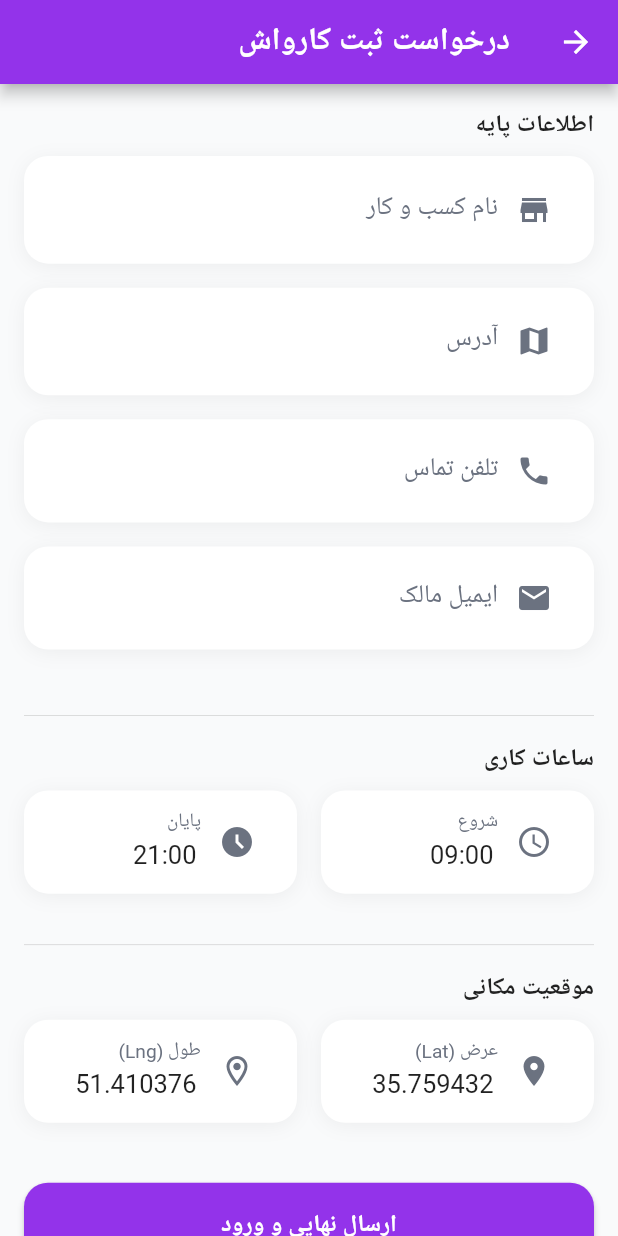
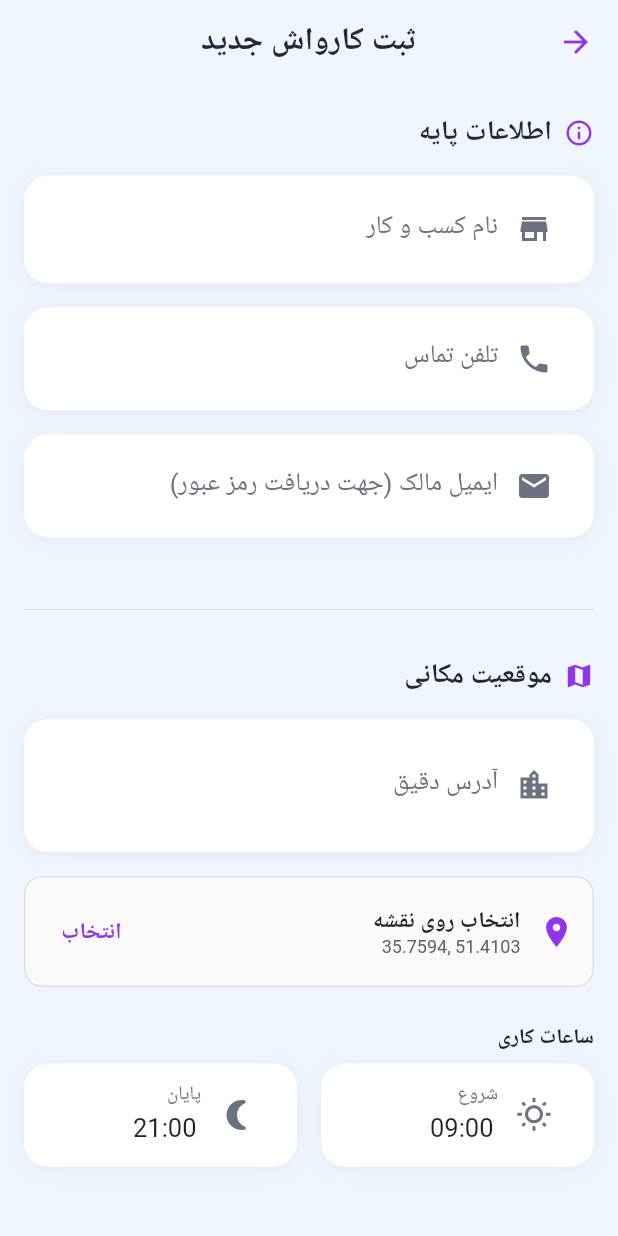
Before and after one commit to SamanEsmaeili3/smart_carwash_service_system, a Flutter app: the CarwashApplicationScreen screen opened by its route, on a phone screen of 412 x 824 dp. Run offline on Flutter 3.47's test engine with Material 3 defaults, Android fonts, the phone set to English and light mode, and no system bars; our stand-ins replace flutter_map, flutter_secure_storage, jwt_decoder, latlong2; accounts and stored records are empty; Roboto replaces fonts that are missing (Vazir).

Commit message:
added map screen for carwash registration

```diff
--- a/Frontend/carwash_front/lib/screens/auth/carwash_application_screen.dart
+++ b/Frontend/carwash_front/lib/screens/auth/carwash_application_screen.dart
@@ -1,10 +1,12 @@
 import 'package:flutter/material.dart';
 import 'package:provider/provider.dart';
+import 'package:latlong2/latlong.dart'; // For coordinates
 import '../../providers/auth_provider.dart';
 import '../../models/carwash_model.dart';
 import '../../widgets/custom_input.dart';
 import '../../widgets/custom_button.dart';
 import '../../constants/app_colors.dart';
+import '../map_picker_screen.dart'; // Import your new map screen
 
 class CarwashApplicationScreen extends StatefulWidget {
   const CarwashApplicationScreen({super.key});
@@ -20,14 +22,15 @@ class _CarwashApplicationScreenState extends State<CarwashApplicationScreen> {
   final _addressCtrl = TextEditingController();
   final _phoneCtrl = TextEditingController();
   final _emailCtrl = TextEditingController();
-  //TODO remove static clock and location controllers
-  //clock controllers
+
+  // Clock controllers
   final _openTimeCtrl = TextEditingController(text: "09:00");
   final _closeTimeCtrl = TextEditingController(text: "21:00");
 
-  //Location controllers
-  final _latCtrl = TextEditingController(text: "35.759432");
-  final _lngCtrl = TextEditingController(text: "51.410376");
+  // Location State (Default: Tehran)
+  LatLng _selectedLocation = const LatLng(35.7594, 51.4103);
+
+  bool _acceptedTerms = false;
 
   @override
   void dispose() {
@@ -37,14 +40,19 @@ class _CarwashApplicationScreenState extends State<CarwashApplicationScreen> {
     _emailCtrl.dispose();
     _openTimeCtrl.dispose();
     _closeTimeCtrl.dispose();
-    _latCtrl.dispose();
-    _lngCtrl.dispose();
     super.dispose();
   }
 
   void _submit() async {
     if (_formKey.currentState!.validate()) {
-      //1. create clock format
+      if (!_acceptedTerms) {
+        ScaffoldMessenger.of(context).showSnackBar(
+          const SnackBar(content: Text('لطفاً قوانین را بپذیرید')),
+        );
+        return;
+      }
+
+      // 1. create clock format
       String workingTime =
           "${_openTimeCtrl.text.trim()}-${_closeTimeCtrl.text.trim()}";
 
@@ -58,11 +66,7 @@ class _CarwashApplicationScreenState extends State<CarwashApplicationScreen> {
         "Friday": "Closed",
       };
 
-      //2.convert locations
-      double lat = double.tryParse(_latCtrl.text.trim()) ?? 0.0;
-      double lng = double.tryParse(_lngCtrl.text.trim()) ?? 0.0;
-
-      //3. create model
+      // 2. create model (Using REAL map coordinates)
       final model = CarwashModel(
         businessName: _nameCtrl.text.trim(),
         address: _addressCtrl.text.trim(),
@@ -70,30 +74,38 @@ class _CarwashApplicationScreenState extends State<CarwashApplicationScreen> {
         contactEmail: _emailCtrl.text.trim(),
         workingHours: workingHoursMap,
         licensePhotoUrl: "https://example.com/license.jpg",
-        latitude: lat,
-        longitude: lng,
+        latitude: _selectedLocation.latitude,
+        longitude: _selectedLocation.longitude,
       );
 
-      //4. send to server
+      // 3. send to server
       final auth = Provider.of<AuthProvider>(context, listen: false);
       bool success = await auth.applyForCarwash(model.toJson());
 
       if (success && mounted) {
-        // Display success message
-        ScaffoldMessenger.of(context).showSnackBar(
-          const SnackBar(
-            content: Text('ثبت‌نام با موفقیت انجام شد'),
-            backgroundColor: Colors.green,
-            duration: Duration(seconds: 2),
+        // Success Dialog
+        showDialog(
+          context: context,
+          barrierDismissible: false,
+          builder: (ctx) => AlertDialog(
+            shape: RoundedRectangleBorder(borderRadius: BorderRadius.circular(16)),
+            title: const Text("درخواست ثبت شد", textAlign: TextAlign.center),
+            content: const Text(
+              "درخواست شما با موفقیت دریافت شد.\nنتیجه بررسی و رمز عبور حساب کاربری، به ایمیل شما ارسال خواهد شد.",
+              textAlign: TextAlign.center,
             ),
-        );
-
-        // *** Main change: redirect to the car wash home page ***
-        // Use pushNamedAndRemoveUntil to prevent the user from returning to the registration page with the back button
-        Navigator.pushNamedAndRemoveUntil(
-          context,
-          '/carwash',
-          (route) => false,
+            actions: [
+              Center(
+                child: TextButton(
+                  onPressed: () {
+                    Navigator.pop(ctx); // Close dialog
+                    Navigator.pushNamedAndRemoveUntil(context, '/', (route) => false); // Go to Landing
+                  },
+                  child: const Text("متوجه شدم", style: TextStyle(fontWeight: FontWeight.bold)),
+                ),
+              ),
+            ],
+          ),
         );
       } else if (mounted) {
         ScaffoldMessenger.of(context).showSnackBar(
@@ -108,38 +120,57 @@ class _CarwashApplicationScreenState extends State<CarwashApplicationScreen> {
 
   @override
   Widget build(BuildContext context) {
-    final isLoading =
-        context.watch<AuthProvider>().status == AuthStatus.loading;
+    final isLoading = context.watch<AuthProvider>().status == AuthStatus.loading;
+    final isDesktop = MediaQuery.of(context).size.width > 650;
 
     return Scaffold(
+      backgroundColor: AppColors.primaryLight,
       appBar: AppBar(
-        title: const Text("درخواست ثبت کارواش"),
-        backgroundColor: AppColors.secondary,
-        foregroundColor: Colors.white,
+        backgroundColor: Colors.transparent,
+        elevation: 0,
+        centerTitle: true,
+        iconTheme: const IconThemeData(color: AppColors.secondary),
+        title: const Text(
+          "ثبت کارواش جدید",
+          style: TextStyle(color: AppColors.textMain, fontWeight: FontWeight.bold),
         ),
-      body: SingleChildScrollView(
-        padding: const EdgeInsets.all(16),
+      ),
+      body: Center(
+        child: SingleChildScrollView(
+          padding: const EdgeInsets.symmetric(vertical: 20, horizontal: 16),
+          child: Center(
+            child: ConstrainedBox(
+              constraints: const BoxConstraints(maxWidth: 600),
+              child: Container(
+                padding: isDesktop
+                    ? const EdgeInsets.all(40)
+                    : const EdgeInsets.all(0),
+                decoration: isDesktop
+                  ? BoxDecoration(
+                      color: Colors.white,
+                      borderRadius: BorderRadius.circular(24),
+                      boxShadow: [
+                        BoxShadow(
+                          color: Colors.purple.shade900.withOpacity(0.05),
+                          blurRadius: 30,
+                          offset: const Offset(0, 15),
+                        )
+                      ]
+                    )
+                  : null,
                 child: Form(
                   key: _formKey,
                   child: Column(
                     crossAxisAlignment: CrossAxisAlignment.start,
                     children: [
-              const Text(
-                "اطلاعات پایه",
-                style: TextStyle(fontWeight: FontWeight.bold, fontSize: 16),
-              ),
-              const SizedBox(height: 10),
+                       _buildSectionTitle("اطلاعات پایه", Icons.info_outline),
+                      const SizedBox(height: 16),
+
                       CustomInput(
                         label: "نام کسب و کار",
                         hint: "کارواش نمونه",
                         icon: Icons.store,
                         controller: _nameCtrl,
-              ),
-              CustomInput(
-                label: "آدرس",
-                hint: "تهران...",
-                icon: Icons.map,
-                controller: _addressCtrl,
                       ),
                       CustomInput(
                         label: "تلفن تماس",
@@ -149,34 +180,93 @@ class _CarwashApplicationScreenState extends State<CarwashApplicationScreen> {
                         keyboardType: TextInputType.phone,
                       ),
                       CustomInput(
-                label: "ایمیل مالک",
+                        label: "ایمیل مالک (جهت دریافت رمز عبور)",
                         hint: "example@mail.com",
                         icon: Icons.email,
                         controller: _emailCtrl,
                         keyboardType: TextInputType.emailAddress,
-                validator:
-                    (v) =>
-                        (v == null || !v.contains('@'))
+                        validator: (v) => (v == null || !v.contains('@'))
                               ? 'ایمیل معتبر نیست'
                               : null,
                       ),
 
-              const SizedBox(height: 20),
+                      const SizedBox(height: 24),
                       const Divider(),
-              const SizedBox(height: 10),
+                      const SizedBox(height: 24),
 
-              const Text(
-                "ساعات کاری",
-                style: TextStyle(fontWeight: FontWeight.bold, fontSize: 16),
+                      _buildSectionTitle("موقعیت مکانی", Icons.map),
+                      const SizedBox(height: 16),
+
+                      CustomInput(
+                        label: "آدرس دقیق",
+                        hint: "تهران، خیابان...",
+                        icon: Icons.location_city,
+                        controller: _addressCtrl,
+                        maxLines: 2,
                       ),
-              const SizedBox(height: 10),
+
+                      // --- MAP PICKER (Moved Here) ---
+                      Container(
+                        margin: const EdgeInsets.only(bottom: 16),
+                        padding: const EdgeInsets.all(12),
+                        decoration: BoxDecoration(
+                          color: Colors.grey.shade50,
+                          borderRadius: BorderRadius.circular(12),
+                          border: Border.all(color: Colors.grey.shade300),
+                        ),
+                        child: Row(
+                          children: [
+                            const Icon(Icons.location_on, color: AppColors.secondary),
+                            const SizedBox(width: 12),
+                            Expanded(
+                              child: Column(
+                                crossAxisAlignment: CrossAxisAlignment.start,
+                                children: [
+                                  const Text("انتخاب روی نقشه", style: TextStyle(fontWeight: FontWeight.bold)),
+                                  Text(
+                                    "${_selectedLocation.latitude.toStringAsFixed(4)}, ${_selectedLocation.longitude.toStringAsFixed(4)}",
+                                    style: TextStyle(fontSize: 12, color: Colors.grey.shade700),
+                                    textDirection: TextDirection.ltr, // Keep numbers readable
+                                  ),
+                                ],
+                              ),
+                            ),
+                            TextButton(
+                              onPressed: () async {
+                                // Open Map Screen
+                                final result = await Navigator.push(
+                                  context,
+                                  MaterialPageRoute(
+                                    builder: (ctx) => MapPickerScreen(
+                                      initialLat: _selectedLocation.latitude,
+                                      initialLng: _selectedLocation.longitude,
+                                    ),
+                                  ),
+                                );
+
+                                // Update if user confirmed
+                                if (result != null && result is LatLng) {
+                                  setState(() {
+                                    _selectedLocation = result;
+                                  });
+                                }
+                              },
+                              child: const Text("انتخاب", style: TextStyle(color: AppColors.secondary)),
+                            )
+                          ],
+                        ),
+                      ),
+
+                      const SizedBox(height: 8),
+                      const Text("ساعات کاری", style: TextStyle(fontSize: 14, fontWeight: FontWeight.bold)),
+                      const SizedBox(height: 8),
                       Row(
                         children: [
                           Expanded(
                             child: CustomInput(
                               label: "شروع",
                               hint: "09:00",
-                      icon: Icons.access_time,
+                              icon: Icons.wb_sunny_outlined,
                               controller: _openTimeCtrl,
                             ),
                           ),
@@ -185,41 +275,28 @@ class _CarwashApplicationScreenState extends State<CarwashApplicationScreen> {
                             child: CustomInput(
                               label: "پایان",
                               hint: "21:00",
-                      icon: Icons.access_time_filled,
+                              icon: Icons.nightlight_round,
                               controller: _closeTimeCtrl,
                             ),
                           ),
                         ],
                       ),
 
-              const SizedBox(height: 10),
-              const Divider(),
-              const SizedBox(height: 10),
+                      const SizedBox(height: 24),
 
-              const Text(
-                "موقعیت مکانی",
-                style: TextStyle(fontWeight: FontWeight.bold, fontSize: 16),
-              ),
-              const SizedBox(height: 10),
+                      // Rules
                       Row(
                         children: [
-                  Expanded(
-                    child: CustomInput(
-                      label: "عرض (Lat)",
-                      hint: "35.xxx",
-                      icon: Icons.location_on,
-                      controller: _latCtrl,
-                      keyboardType: TextInputType.number,
+                          Checkbox(
+                            value: _acceptedTerms,
+                            activeColor: AppColors.secondary,
+                            onChanged: (value) =>
+                                setState(() => _acceptedTerms = value!),
                           ),
-                  ),
-                  const SizedBox(width: 16),
-                  Expanded(
-                    child: CustomInput(
-                      label: "طول (Lng)",
-                      hint: "51.xxx",
-                      icon: Icons.location_on_outlined,
-                      controller: _lngCtrl,
-                      keyboardType: TextInputType.number,
+                          const Expanded(
+                            child: Text(
+                              "قوانین و شرایط همکاری را می‌پذیرم",
+                              style: TextStyle(fontSize: 12),
                             ),
                           ),
                         ],
@@ -228,16 +305,38 @@ class _CarwashApplicationScreenState extends State<CarwashApplicationScreen> {
                       const SizedBox(height: 24),
 
                       CustomButton(
-                text: "ارسال نهایی و ورود",
+                        text: "ارسال درخواست ثبت",
                         onPressed: _submit,
                         isLoading: isLoading,
                         color: AppColors.secondary,
                       ),
-              const SizedBox(height: 30),
+
+                      const SizedBox(height: 24),
                     ],
+                  ),
+                ),
+              ),
+            ),
           ),
         ),
       ),
     );
   }
+
+  Widget _buildSectionTitle(String title, IconData icon) {
+    return Row(
+      children: [
+        Icon(icon, color: AppColors.secondary, size: 20),
+        const SizedBox(width: 8),
+        Text(
+          title,
+          style: const TextStyle(
+            fontSize: 18,
+            fontWeight: FontWeight.bold,
+            color: AppColors.textMain,
+          ),
+        ),
+      ],
+    );
   }
+}
```
Also changed, not shown: Frontend/carwash_front/lib/screens/map_picker_screen.dart (added, +102 -0 lines). Lines whose indentation alone changed are shown as unchanged.
